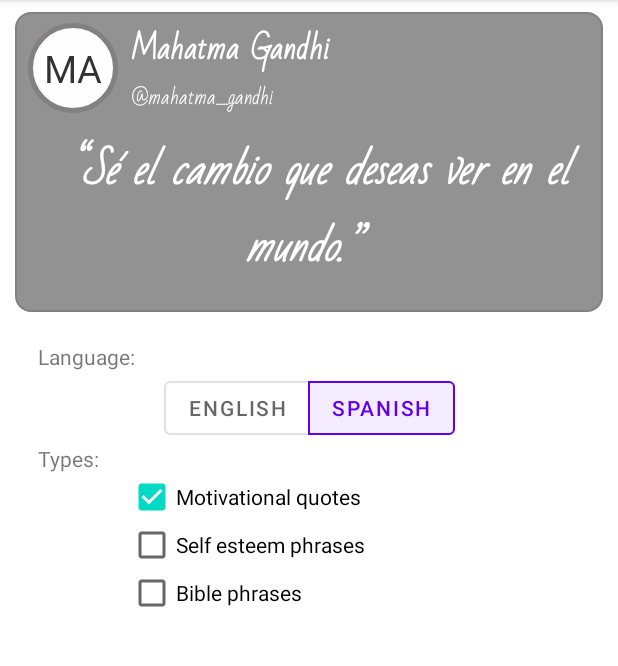
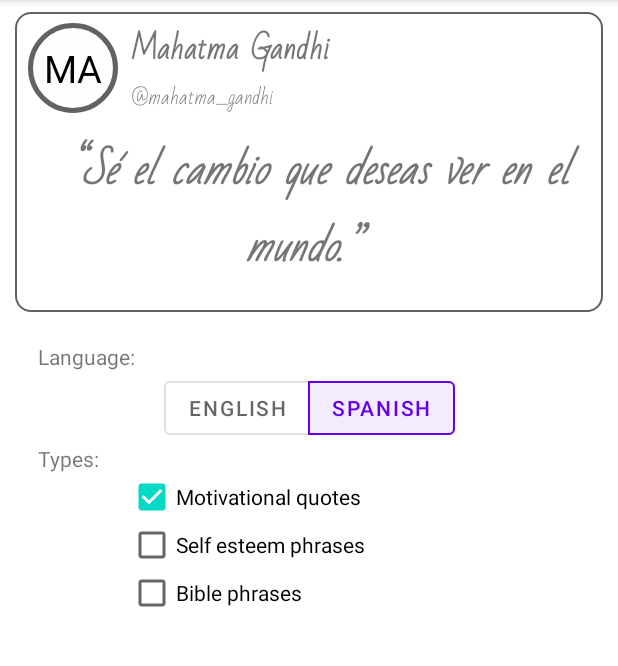
Before and after one commit to alvaro-mq/widget_motivational_phrases, an Android app: the screen it shows after launch (MainActivity), on a phone screen of 412 x 824 dp, the part 84-750 px from its top. Run offline under Robolectric (Android 15) with nearby library versions, the phone set to English and light mode, and no system bars; our stand-ins replace navigation-ui.

Commit message:
feat: add feat for themes dark and lite

```diff
--- a/app/src/main/java/com/alvaromq/widgetmotivationalphrases/MainActivity.java
+++ b/app/src/main/java/com/alvaromq/widgetmotivationalphrases/MainActivity.java
@@ -4,11 +4,12 @@ import android.annotation.SuppressLint;
 import android.app.AlertDialog;
 import android.content.DialogInterface;
 import android.content.Intent;
+import android.content.res.Configuration;
 import android.graphics.Bitmap;
 import android.net.Uri;
 import android.os.Bundle;
 
-import com.alvaromq.widgetmotivationalphrases.database.Configuration;
+import com.alvaromq.widgetmotivationalphrases.database.ConfigurationModel;
 import com.alvaromq.widgetmotivationalphrases.database.DbHelper;
 import com.alvaromq.widgetmotivationalphrases.database.Phrase;
 import com.alvaromq.widgetmotivationalphrases.database.Type;
@@ -61,8 +62,18 @@ public class MainActivity extends AppCompatActivity {
 
         setSupportActionBar(binding.toolbar);
 
+        LinearLayout llPhrase = findViewById(R.id.llPhrase);
+        int currentNightMode = getResources().getConfiguration().uiMode & Configuration.UI_MODE_NIGHT_MASK;
+        switch (currentNightMode) {
+            case Configuration.UI_MODE_NIGHT_NO:
+                llPhrase.setBackgroundResource(R.drawable.roundstyle_activity);
+                break;
+            case Configuration.UI_MODE_NIGHT_YES:
+                llPhrase.setBackgroundResource(R.drawable.roundstyle);
+                break;
+        }
         DbHelper dbHelper = new DbHelper(MainActivity.this);
-        Configuration configuration = dbHelper.getConfigurations();
+        ConfigurationModel configuration = dbHelper.getConfigurations();
         String language = configuration.getLanguage();
         String[] typesKeys = configuration.getType().split(",");
 
@@ -120,7 +131,7 @@ public class MainActivity extends AppCompatActivity {
     private void shareImage(Bitmap bitmap) {
         Intent intent = new Intent(Intent.ACTION_SEND);
         intent.setType("image/jpeg");
-        String path = MediaStore.Images.Media.insertImage(getContentResolver(), bitmap, "Title", null);
+        String path = MediaStore.Images.Media.insertImage(getContentResolver(), bitmap, "MotivationalPhrase", null);
         Uri uri = Uri.parse(path);
         intent.putExtra(Intent.EXTRA_STREAM, uri);
         this.startActivity(Intent.createChooser(intent, "Select"));
--- a/app/src/main/java/com/alvaromq/widgetmotivationalphrases/PhrasesList.java
+++ b/app/src/main/java/com/alvaromq/widgetmotivationalphrases/PhrasesList.java
@@ -2,20 +2,14 @@ package com.alvaromq.widgetmotivationalphrases;
 
 import android.content.Intent;
 import android.os.Bundle;
-import android.view.View;
 import android.widget.AdapterView;
-import android.widget.CheckBox;
-import android.widget.LinearLayout;
 
 import androidx.appcompat.app.AppCompatActivity;
-import androidx.navigation.ui.AppBarConfiguration;
 
-import com.alvaromq.widgetmotivationalphrases.database.Configuration;
+import com.alvaromq.widgetmotivationalphrases.database.ConfigurationModel;
 import com.alvaromq.widgetmotivationalphrases.database.DbHelper;
 import com.alvaromq.widgetmotivationalphrases.database.Phrase;
-import com.alvaromq.widgetmotivationalphrases.database.Type;
 import com.alvaromq.widgetmotivationalphrases.databinding.ActivityPhrasesListBinding;
-import com.google.android.material.button.MaterialButtonToggleGroup;
 
 import java.util.ArrayList;
 
@@ -32,7 +26,7 @@ public class PhrasesList extends AppCompatActivity {
         setSupportActionBar(binding.toolbar);
 
         DbHelper dbHelper = new DbHelper(PhrasesList.this);
-        Configuration configuration = dbHelper.getConfigurations();
+        ConfigurationModel configuration = dbHelper.getConfigurations();
         String language = configuration.getLanguage();
         ArrayList<Phrase> phrases = dbHelper.getPhraseAll(language);
         /*for (Phrase phrase: phrases) {
--- a/app/src/main/java/com/alvaromq/widgetmotivationalphrases/UpdateService.java
+++ b/app/src/main/java/com/alvaromq/widgetmotivationalphrases/UpdateService.java
@@ -8,8 +8,6 @@ import android.content.Intent;
 import android.util.Log;
 
 import androidx.annotation.Nullable;
-
-import com.alvaromq.widgetmotivationalphrases.database.Configuration;
 
 public class UpdateService extends IntentService {
     private static String ACTION_EVENT = "ACTION_EVENT";
--- a/app/src/main/java/com/alvaromq/widgetmotivationalphrases/WidgetProvider.java
+++ b/app/src/main/java/com/alvaromq/widgetmotivationalphrases/WidgetProvider.java
@@ -9,16 +9,11 @@ import android.content.ClipboardManager;
 import android.content.ComponentName;
 import android.content.Context;
 import android.content.Intent;
-import android.os.Build;
-import android.os.Bundle;
 import android.util.Log;
-import android.util.TypedValue;
 import android.widget.RemoteViews;
 import android.widget.Toast;
 
-import androidx.annotation.RequiresApi;
-
-import com.alvaromq.widgetmotivationalphrases.database.Configuration;
+import com.alvaromq.widgetmotivationalphrases.database.ConfigurationModel;
 import com.alvaromq.widgetmotivationalphrases.database.DbHelper;
 import com.alvaromq.widgetmotivationalphrases.database.Phrase;
 
@@ -42,7 +37,7 @@ public class WidgetProvider extends AppWidgetProvider {
     static void updateAppWidget(Context context, AppWidgetManager appWidgetManager,
                                 int appWidgetId, Boolean isEventMainActivity) {
         DbHelper dbHelper = new DbHelper(context);
-        Configuration configuration = dbHelper.getConfigurations();
+        ConfigurationModel configuration = dbHelper.getConfigurations();
         String language = configuration.getLanguage();
         String idTypes = configuration.getType();
         Phrase phrase = isEventMainActivity != null && idPhrase > 0 ? dbHelper.getPhraseForId(idPhrase, language) : dbHelper.getRandomPhrase(language, idTypes);
--- a/app/src/main/java/com/alvaromq/widgetmotivationalphrases/database/Configuration.java
+++ b/app/src/main/java/com/alvaromq/widgetmotivationalphrases/database/ConfigurationModel.java
@@ -2,7 +2,7 @@ package com.alvaromq.widgetmotivationalphrases.database;
 
 import java.io.Serializable;
 
-public class Configuration implements Serializable {
+public class ConfigurationModel implements Serializable {
     public String getLanguage() {
         return language;
     }
@@ -23,6 +23,6 @@ public class Configuration implements Serializable {
 
     private String type;
 
-    public Configuration() {
+    public ConfigurationModel() {
     }
 }
--- a/app/src/main/java/com/alvaromq/widgetmotivationalphrases/database/DbHelper.java
+++ b/app/src/main/java/com/alvaromq/widgetmotivationalphrases/database/DbHelper.java
@@ -162,12 +162,12 @@ public class DbHelper extends SQLiteOpenHelper {
         return phrases;
     }
     @SuppressLint("Range")
-    public Configuration getConfigurations() {
+    public ConfigurationModel getConfigurations() {
         SQLiteDatabase db = this.getReadableDatabase();
         Cursor cursor = db.rawQuery("SELECT LANGUAGE, TYPE FROM " + TABLE_CONFIGURATIONS, null);
         String language = "";
         String type = "";
-        Configuration configuration = new Configuration();
+        ConfigurationModel configuration = new ConfigurationModel();
         if (cursor != null) {
             cursor.moveToFirst();
             language = cursor.getString(cursor.getColumnIndex("LANGUAGE"));
--- /dev/null
+++ b/app/src/main/res/drawable/roundstyle_activity.xml
@@ -0,0 +1,10 @@
+<?xml version="1.0" encoding="utf-8"?>
+<layer-list  xmlns:android="http://schemas.android.com/apk/res/android">
+    <item>
+        <shape>
+            <stroke android:width="1dp" android:color="#636161"/>
+            <corners android:radius="10dp"/>
+            <solid android:color="#ffffff" />
+        </shape>
+    </item>
+</layer-list>
--- a/app/src/main/res/layout/content_main.xml
+++ b/app/src/main/res/layout/content_main.xml
@@ -11,10 +11,8 @@
         android:id="@+id/llPhrase"
         android:layout_width="match_parent"
         android:layout_height="200dp"
-        android:background="@drawable/roundstyle"
-        android:alpha="0.8"
+        android:background="@drawable/roundstyle_activity"
         android:orientation="vertical"
-        android:theme="@style/Theme.WidgetMotivationalPhrases.AppWidgetContainer"
         app:layout_constraintTop_toTopOf="parent"
         tools:ignore="MissingConstraints"
         android:paddingTop="5dp"
@@ -64,7 +62,6 @@
                     android:fontFamily="@font/bad_script"
                     android:text="@string/author"
                     android:textAlignment="textStart"
-                    android:textColor="#fff"
                     android:textStyle="bold" />
 
                 <TextView
@@ -77,7 +74,7 @@
                     android:fontFamily="@font/bad_script"
                     android:text="@string/nick"
                     android:textAlignment="textStart"
-                    android:textColor="#fff" />
+                    />
             </LinearLayout>
 
 
@@ -100,7 +97,6 @@
                 android:padding="10sp"
                 android:text="@string/phrase"
                 android:textAlignment="center"
-                android:textColor="#fff"
                 android:textStyle="bold|italic" />
         </LinearLayout>
 
```
